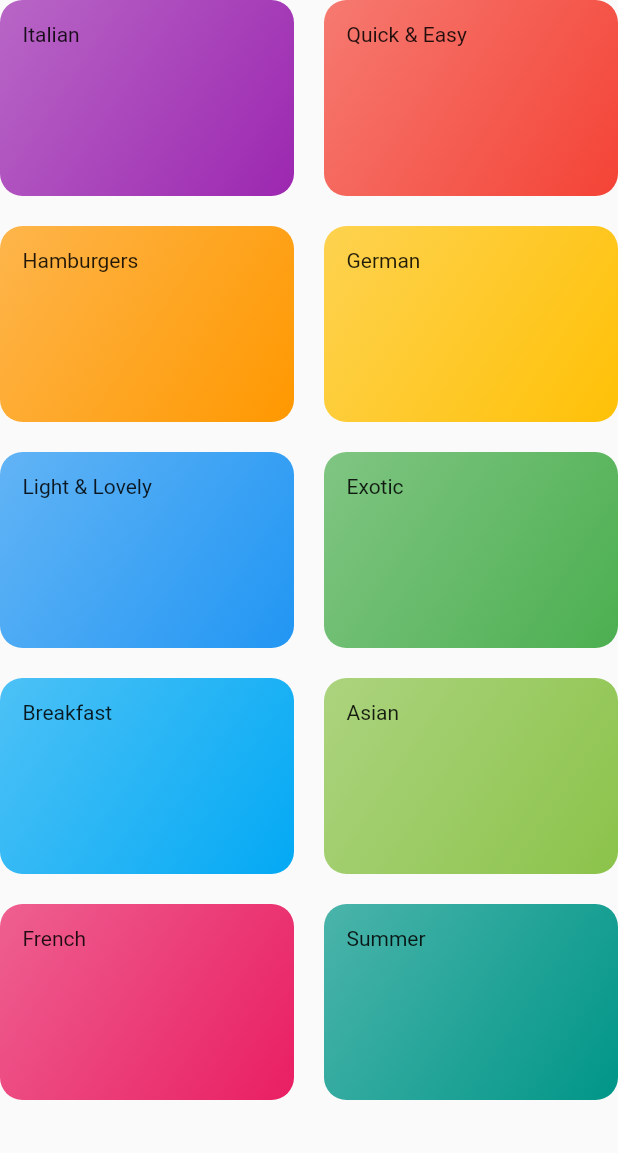
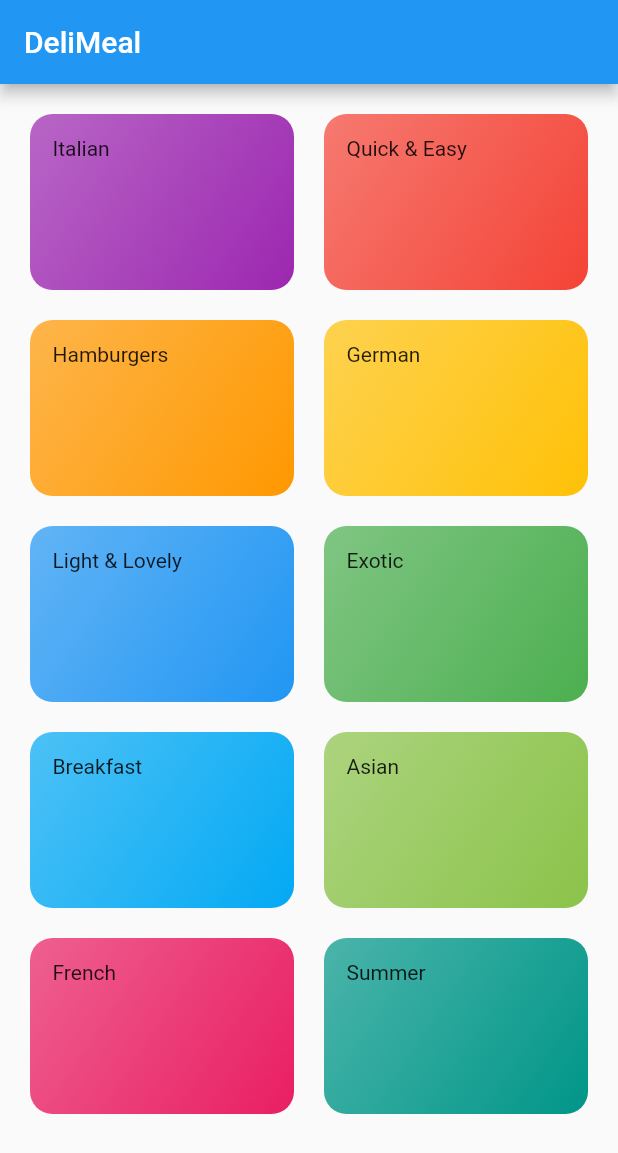
Before and after one commit to officer47p/deli-meals, a Flutter app: the CategoriesScreen screen opened directly, on a phone screen of 412 x 824 dp. Shown: the top 1153 px of the screen. Run offline on Flutter 3.47's test engine with Material 2 defaults, Android fonts, the phone set to English and light mode, and no system bars.

Commit message:
registered the categories page as home page

```diff
--- a/lib/categories_screen.dart
+++ b/lib/categories_screen.dart
@@ -5,7 +5,12 @@ import './category_item.dart';
 class CategoriesScreen extends StatelessWidget {
   @override
   Widget build(BuildContext context) {
-    return GridView(
+    return Scaffold(
+      appBar: AppBar(
+        title: Text("DeliMeal"),
+      ),
+      body: GridView(
+        padding: const EdgeInsets.all(20),
         children: DUMMY_CATEGORIES
             .map(
               (catData) => CategoryItem(
@@ -20,6 +25,7 @@ class CategoriesScreen extends StatelessWidget {
           crossAxisSpacing: 20,
           mainAxisSpacing: 20,
         ),
+      ),
     );
   }
 }
```
Also changed, not shown: lib/main.dart (+1 -20 lines). Lines whose indentation alone changed are shown as unchanged.
